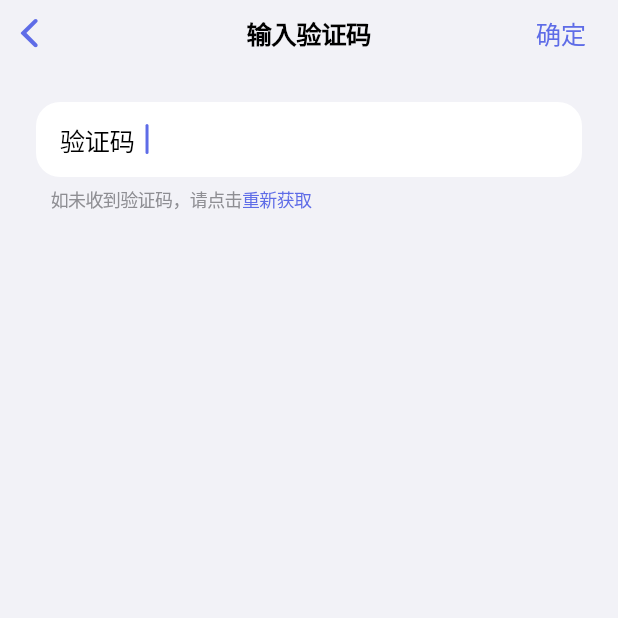
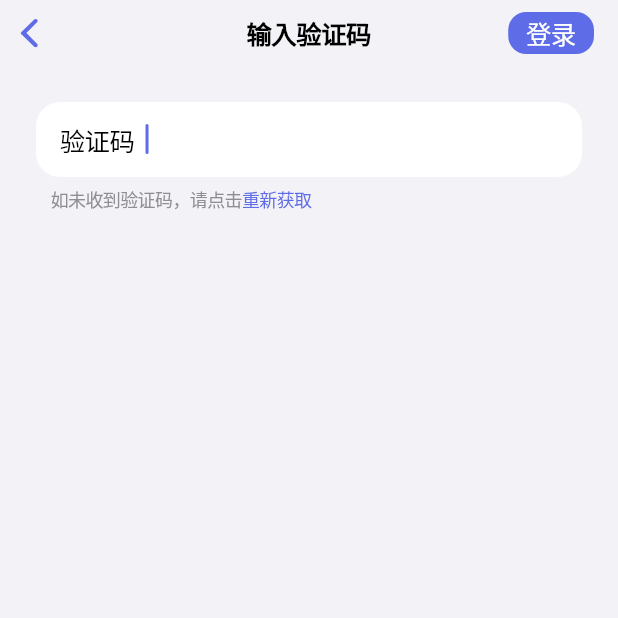
Before and after one commit to satsin06/app, a Flutter app: the VerificationCodeScreen screen opened by its route, on a phone screen of 412 x 824 dp, the top half of it. Run offline on Flutter 3.47's test engine with Material 2 defaults, Android fonts, the phone set to English and light mode, and no system bars; our stand-ins replace get.

Commit message:
Update verification_code.dart

```diff
--- a/lib/screens/verification_code.dart
+++ b/lib/screens/verification_code.dart
@@ -11,10 +11,13 @@ class VerificationCodeScreen extends StatelessWidget {
       navigationBar: CupertinoNavigationBar(
         automaticallyImplyLeading: true,
         middle: const Text('输入验证码'),
-        trailing: CupertinoButton(
-          padding: EdgeInsets.zero,
-          child: const Text('确定'),
-          onPressed: () {},
+        trailing: SizedBox(
+          height: 28,
+          child: CupertinoButton.filled(
+            padding: const EdgeInsets.symmetric(horizontal: 12),
+            child: const Text('登录'),
+            onPressed: () {},
+          ),
         ),
       ),
       child: ListView(
```
